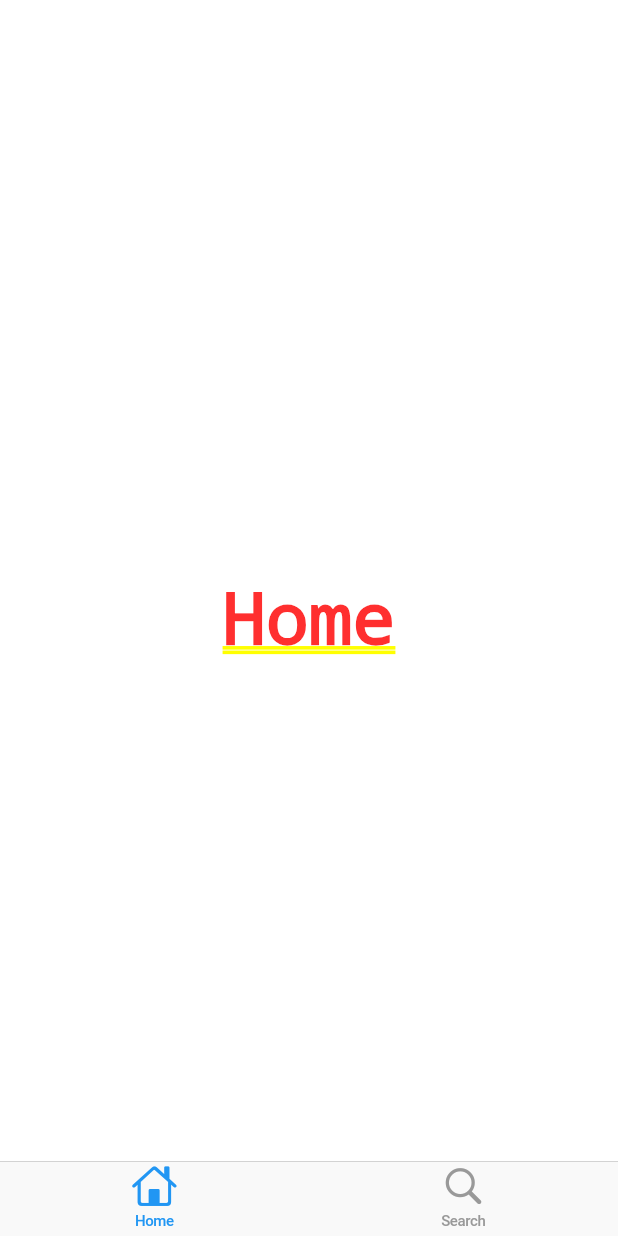
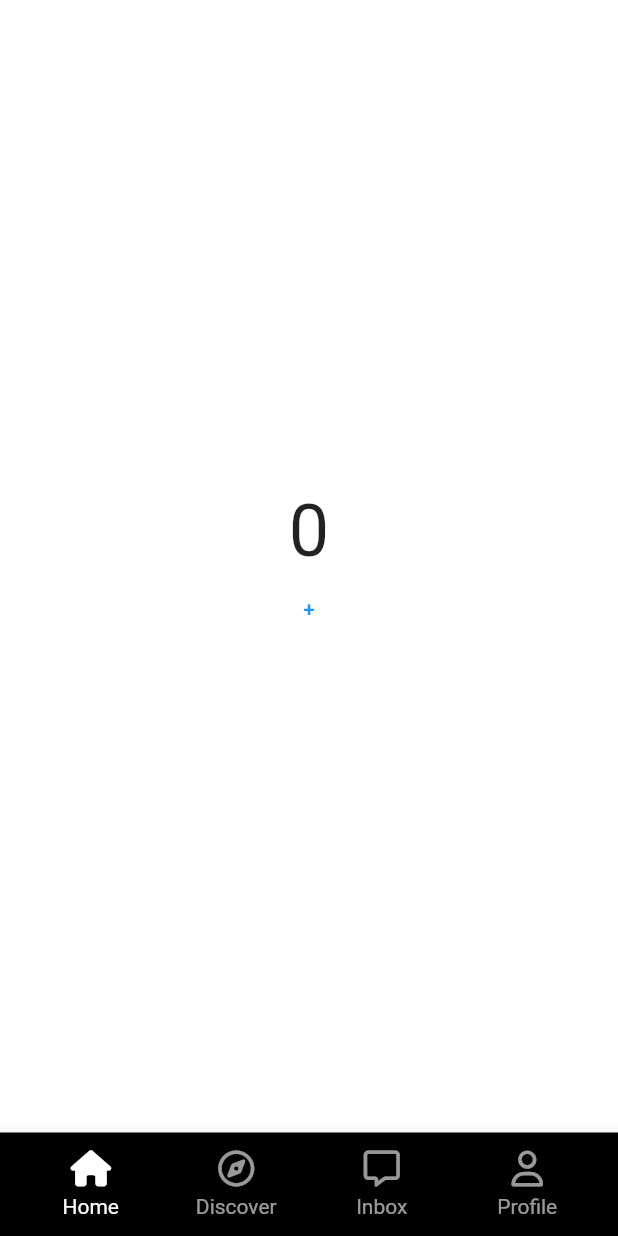
Before and after one commit to bigwave-cho/flutter-challenge, a Flutter app: the screen it shows after launch, on a phone screen of 412 x 824 dp. Run offline on Flutter 3.47's test engine with Material 2 defaults, Android fonts, the phone set to English and light mode, and no system bars; our stand-ins replace font_awesome_flutter, pin_code_fields.

```diff
--- a/lib/features/main_navigation/main_navigation.dart
+++ b/lib/features/main_navigation/main_navigation.dart
@@ -1,6 +1,9 @@
 import 'package:flutter/cupertino.dart';
 import 'package:flutter/material.dart';
 import 'package:font_awesome_flutter/font_awesome_flutter.dart';
+import 'package:tiktok/constants/sizes.dart';
+import 'package:tiktok/features/main_navigation/stf_screen.dart';
+import 'package:tiktok/features/main_navigation/widgets/nav_tab.dart';
 
 class MainNavigation extends StatefulWidget {
   const MainNavigation({super.key});
@@ -13,47 +16,82 @@ class _MainNavigationState extends State<MainNavigation> {
   int _selectedIndex = 0;
 
   final screens = [
-    Center(
-      child: Text('Home'),
+    // ** 글로벌키 없이 같은 스크린을 두면
+    //플러터는 다른 위젯이라고 인지하지 못하고 위젯을 그대로 사용하게 됨.
+    // 따라서 글로벌키를 이용해서 다른 위젯임을 플러터에게 알려줄 수 있음.
+    StfScreen(
+      key: GlobalKey(),
     ),
+    // Center(
+    //   child: Text('Home'),
+    // ),
+    StfScreen(
+      key: GlobalKey(),
+    ),
+
     Center(
       child: Text('Search'),
     ),
     Center(
-      child: Text('Search'),
+      child: Text('INbox'),
     ),
     Center(
-      child: Text('Search'),
-    ),
-    Center(
-      child: Text('Search'),
+      child: Text('Profile'),
     ),
   ];
+
+  void _onTap(int index) {
+    setState(() {
+      _selectedIndex = index;
+    });
+  }
+
   @override
   Widget build(BuildContext context) {
     // * 쿠퍼티노 사용하려면 최상위 위젯을 cupertino app으로 바꿔줘야 함.
-    return CupertinoTabScaffold(
-      tabBar: CupertinoTabBar(
-        items: const [
-          BottomNavigationBarItem(
-            icon: Icon(
-              CupertinoIcons.house,
-            ),
-            label: 'Home',
+    return Scaffold(
+      body: screens[_selectedIndex],
+      bottomNavigationBar: BottomAppBar(
+        color: Colors.black,
+        child: Padding(
+          padding: const EdgeInsets.all(Sizes.size12),
+          child: Row(
+            children: [
+              NavTab(
+                text: "Home",
+                isSelected: _selectedIndex == 0,
+                icon: FontAwesomeIcons.house,
+                selectedIcon: FontAwesomeIcons.house,
+                onTap: () => _onTap(0),
+              ),
+              NavTab(
+                text: "Discover",
+                isSelected: _selectedIndex == 1,
+                icon: FontAwesomeIcons.compass,
+                selectedIcon: FontAwesomeIcons.solidCompass,
+                onTap: () => _onTap(1),
+              ),
+              NavTab(
+                text: "Inbox",
+                isSelected: _selectedIndex == 3,
+                icon: FontAwesomeIcons.message,
+                selectedIcon: FontAwesomeIcons.solidMessage,
+                onTap: () => _onTap(3),
+              ),
+              NavTab(
+                text: "Profile",
+                isSelected: _selectedIndex == 4,
+                icon: FontAwesomeIcons.user,
+                selectedIcon: FontAwesomeIcons.solidUser,
+                onTap: () => _onTap(4),
+              ),
+            ],
           ),
-          BottomNavigationBarItem(
-            icon: Icon(
-              CupertinoIcons.search,
-            ),
-            label: 'Search',
-          ),
-        ],
+        ),
       ),
-      tabBuilder: (context, index) => screens[_selectedIndex],
     );
   }
 }
-
 
 /*
 
--- /dev/null
+++ b/lib/features/main_navigation/stf_screen.dart
@@ -0,0 +1,43 @@
+import 'package:flutter/material.dart';
+
+class StfScreen extends StatefulWidget {
+  const StfScreen({super.key});
+
+  @override
+  State<StfScreen> createState() => _StfScreenState();
+}
+
+class _StfScreenState extends State<StfScreen> {
+  int _clicks = 0;
+
+  void _increase() {
+    setState(() {
+      _clicks = _clicks + 1;
+    });
+  }
+
+  @override
+  void dispose() {
+    print(_clicks);
+    super.dispose();
+  }
+
+  @override
+  Widget build(BuildContext context) {
+    return Center(
+      child: Column(
+        mainAxisAlignment: MainAxisAlignment.center,
+        children: [
+          Text(
+            "$_clicks",
+            style: const TextStyle(fontSize: 48),
+          ),
+          TextButton(
+            onPressed: _increase,
+            child: const Text('+'),
+          )
+        ],
+      ),
+    );
+  }
+}
--- /dev/null
+++ b/lib/features/main_navigation/widgets/nav_tab.dart
@@ -0,0 +1,53 @@
+import 'package:flutter/material.dart';
+import 'package:font_awesome_flutter/font_awesome_flutter.dart';
+
+import '../../../constants/gaps.dart';
+
+class NavTab extends StatelessWidget {
+  const NavTab({
+    super.key,
+    required this.text,
+    required this.isSelected,
+    required this.icon,
+    required this.onTap,
+    required this.selectedIcon,
+  });
+
+  final String text;
+  final bool isSelected;
+  final IconData icon;
+  final IconData selectedIcon;
+  final Function onTap;
+
+  @override
+  Widget build(BuildContext context) {
+    return Expanded(
+      child: GestureDetector(
+        onTap: () => onTap(),
+        child: Container(
+          color: Colors.black,
+          child: AnimatedOpacity(
+            duration: const Duration(milliseconds: 300),
+            opacity: isSelected ? 1 : 0.6,
+            child: Column(
+              mainAxisSize: MainAxisSize.min,
+              children: [
+                FaIcon(
+                  isSelected ? selectedIcon : icon,
+                  color: Colors.white,
+                ),
+                Gaps.v5,
+                Text(
+                  text,
+                  style: const TextStyle(
+                    color: Colors.white,
+                  ),
+                )
+              ],
+            ),
+          ),
+        ),
+      ),
+    );
+  }
+}
```
